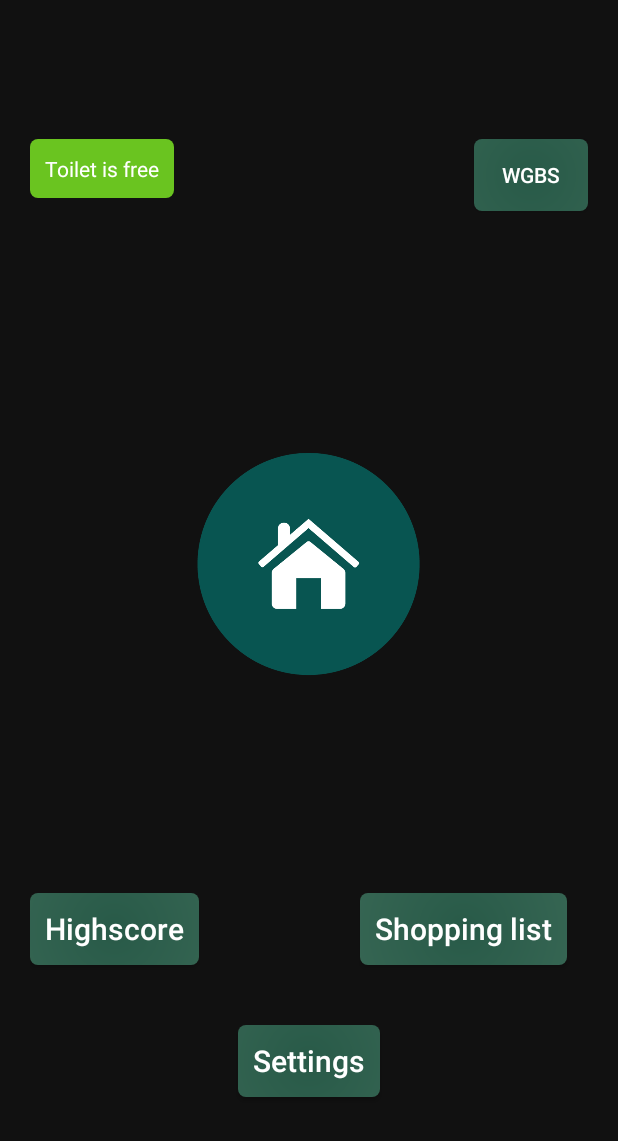
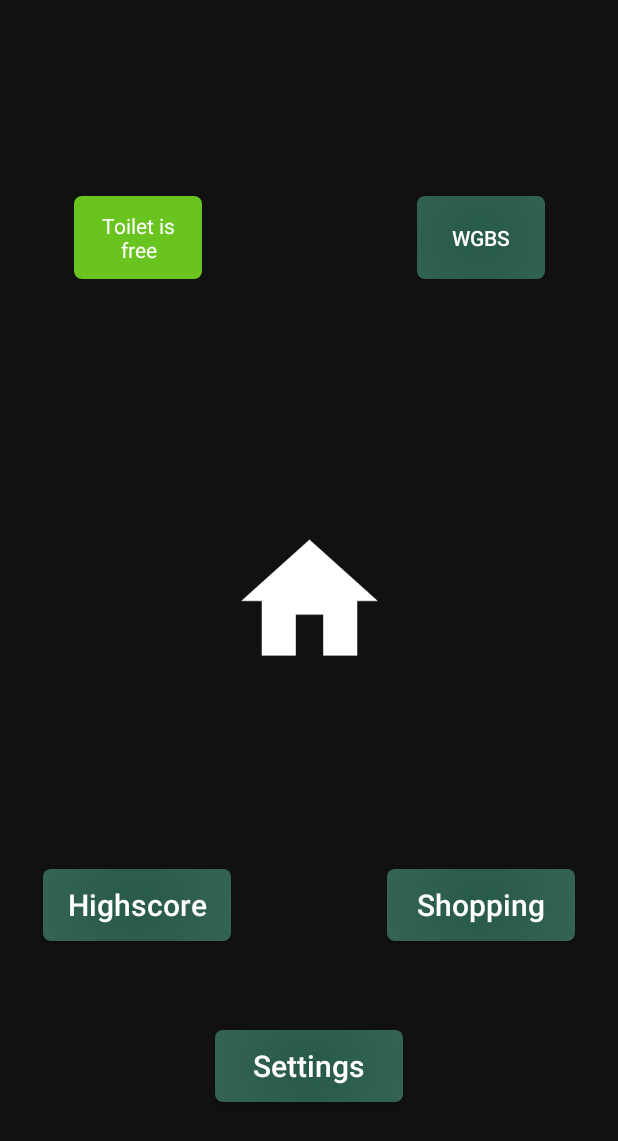
Before and after one commit to Reliec/SmartWG, an Android app: the HomescreenActivity screen opened directly, with no data from a screen before it, on a phone screen of 412 x 824 dp. Shown: the top 1141 px of the screen. Run offline under Robolectric (Android 15) with nearby library versions, the phone set to English and light mode, and no system bars; network calls fail; 1 statement that could not run was skipped.

Commit message:
reworked homescreen to be symetrical and implement a constraint layout

```diff
--- /dev/null
+++ b/app/src/main/res/drawable/ic_baseline_home_24.xml
@@ -0,0 +1,5 @@
+<vector android:height="64dp" android:tint="#FFFFFF"
+    android:viewportHeight="24" android:viewportWidth="24"
+    android:width="64dp" xmlns:android="http://schemas.android.com/apk/res/android">
+    <path android:fillColor="@android:color/white" android:pathData="M10,20v-6h4v6h5v-8h3L12,3 2,12h3v8z"/>
+</vector>
--- a/app/src/main/res/layout/activity_homescreen.xml
+++ b/app/src/main/res/layout/activity_homescreen.xml
@@ -1,126 +1,121 @@
 <?xml version="1.0" encoding="utf-8"?>
-<RelativeLayout xmlns:android="http://schemas.android.com/apk/res/android"
+<androidx.constraintlayout.widget.ConstraintLayout xmlns:android="http://schemas.android.com/apk/res/android"
     xmlns:app="http://schemas.android.com/apk/res-auto"
     xmlns:tools="http://schemas.android.com/tools"
+    android:id="@+id/relativeLayout"
     android:layout_width="match_parent"
     android:layout_height="match_parent"
     android:background="@drawable/app_background"
     tools:context=".HomescreenActivity">
 
-    <ScrollView
-        android:layout_width="match_parent"
-        android:layout_height="wrap_content"
-        android:layout_centerVertical="true">
-
-        <LinearLayout
-            android:layout_width="match_parent"
-            android:layout_height="wrap_content"
-            android:layout_marginStart="20dp"
-            android:layout_marginEnd="20dp"
-            android:orientation="vertical">
-
-            <RelativeLayout
-                android:layout_width="match_parent"
-                android:layout_height="wrap_content"
-                android:layout_marginBottom="150dp">
 
     <TextView
         android:id="@+id/tvWCStatus"
-                    android:layout_width="wrap_content"
-                    android:layout_height="wrap_content"
-                    android:layout_gravity="start"
-                    android:layout_marginTop="10dp"
-                    android:layout_marginBottom="10dp"
+        android:layout_width="85dp"
+        android:layout_height="55dp"
         android:background="@drawable/button_background"
+        android:gravity="center"
         android:padding="10dp"
         android:text="@string/WCStatus"
-                    android:textColor="@color/white" />
+        android:textColor="@color/white"
+        app:layout_constraintBottom_toTopOf="@+id/imageView"
+        app:layout_constraintEnd_toEndOf="parent"
+        app:layout_constraintHorizontal_bias="0.15"
+        app:layout_constraintStart_toStartOf="parent"
+        app:layout_constraintTop_toTopOf="parent"
+        app:layout_constraintVertical_bias="0.45" />
 
     <Button
         android:id="@+id/bWGB"
-                    android:layout_width="wrap_content"
-                    android:layout_height="48dp"
-                    android:layout_gravity="end"
-                    android:layout_marginStart="200dp"
-                    android:layout_marginTop="10dp"
-                    android:layout_marginBottom="10dp"
-                    android:layout_toEndOf="@id/tvWCStatus"
+        android:layout_width="85dp"
+        android:layout_height="55dp"
         android:background="@drawable/button_background"
+        android:gravity="center"
         android:padding="10dp"
         android:text="@string/WGBs"
-                    android:textColor="@color/white" />
-
-            </RelativeLayout>
-
+        android:textColor="@color/white"
+        app:layout_constraintBottom_toTopOf="@+id/imageView"
+        app:layout_constraintEnd_toEndOf="parent"
+        app:layout_constraintHorizontal_bias="0.85"
+        app:layout_constraintStart_toStartOf="parent"
+        app:layout_constraintTop_toTopOf="parent"
+        app:layout_constraintVertical_bias="0.45" />
 
     <ImageView
-                android:layout_width="150dp"
-                android:layout_height="150dp"
-                android:layout_gravity="center_horizontal"
-                android:layout_marginBottom="30dp"
+        android:id="@+id/imageView"
+        android:layout_width="115dp"
+        android:layout_height="109dp"
         android:adjustViewBounds="true"
         android:cropToPadding="false"
-                android:src="@drawable/houselogo" />
+        android:src="@drawable/ic_baseline_home_24"
+        app:layout_constraintBottom_toTopOf="@+id/tvWGName"
+        app:layout_constraintEnd_toEndOf="parent"
+        app:layout_constraintStart_toStartOf="parent"
+        app:layout_constraintTop_toTopOf="parent"
+        app:layout_constraintVertical_bias="1.0" />
 
     <TextView
         android:id="@+id/tvWGName"
-                android:layout_width="match_parent"
+        android:layout_width="wrap_content"
         android:layout_height="wrap_content"
-                android:layout_marginBottom="50dp"
         android:padding="10dp"
         android:text="@string/WGName"
         android:textAlignment="center"
         android:textColor="#FFFFFF"
-                android:textSize="33sp" />
-
-            <RelativeLayout
-                android:layout_width="match_parent"
-                android:layout_height="wrap_content"
-                android:layout_marginBottom="30dp">
+        android:textSize="33sp"
+        app:layout_constraintBottom_toBottomOf="parent"
+        app:layout_constraintEnd_toEndOf="parent"
+        app:layout_constraintStart_toStartOf="parent"
+        app:layout_constraintTop_toTopOf="parent"
+        app:layout_constraintVertical_bias="0.6" />
 
     <Button
         android:id="@+id/bHighscoreList"
-                    android:layout_width="wrap_content"
+        android:layout_width="125dp"
         android:layout_height="wrap_content"
-                    android:layout_gravity="end"
-                    android:layout_marginBottom="10dp"
         android:background="@drawable/button_background"
         android:padding="10dp"
         android:text="@string/HighscoreList"
         android:textAllCaps="false"
         android:textColor="@color/white"
-                    android:textSize="20sp" />
+        android:textSize="20sp"
+        app:layout_constraintBottom_toTopOf="@+id/bSettings"
+        app:layout_constraintEnd_toEndOf="parent"
+        app:layout_constraintHorizontal_bias="0.1"
+        app:layout_constraintStart_toStartOf="parent"
+        app:layout_constraintTop_toBottomOf="@+id/tvWGName" />
 
     <Button
         android:id="@+id/bShoppingList"
-                    android:layout_width="wrap_content"
+        android:layout_width="125dp"
         android:layout_height="wrap_content"
-                    android:layout_gravity="end"
-                    android:layout_marginStart="220dp"
-                    android:layout_marginBottom="10dp"
         android:background="@drawable/button_background"
         android:padding="10dp"
         android:text="@string/Shoppinglist"
         android:textAllCaps="false"
         android:textColor="@color/white"
-                    android:textSize="20sp" />
-            </RelativeLayout>
+        android:textSize="20sp"
+        app:layout_constraintBottom_toTopOf="@+id/bSettings"
+        app:layout_constraintEnd_toEndOf="parent"
+        app:layout_constraintHorizontal_bias="0.9"
+        app:layout_constraintStart_toStartOf="parent"
+        app:layout_constraintTop_toBottomOf="@+id/tvWGName" />
 
     <Button
         android:id="@+id/bSettings"
-                android:layout_width="wrap_content"
+        android:layout_width="125dp"
         android:layout_height="wrap_content"
-                android:layout_gravity="center"
-                android:layout_marginTop="0dp"
-                android:layout_marginBottom="10dp"
         android:background="@drawable/button_background"
         android:padding="10dp"
         android:text="@string/Settings"
         android:textAllCaps="false"
         android:textColor="@color/white"
-                android:textSize="20sp" />
+        android:textSize="20sp"
+        app:layout_constraintBottom_toBottomOf="parent"
+        app:layout_constraintEnd_toEndOf="parent"
+        app:layout_constraintStart_toStartOf="parent"
+        app:layout_constraintTop_toBottomOf="@+id/tvWGName"
+        app:layout_constraintVertical_bias="0.65" />
 
 
-        </LinearLayout>
-    </ScrollView>
-</RelativeLayout>
+</androidx.constraintlayout.widget.ConstraintLayout>
--- a/app/src/main/res/layout/activity_main.xml
+++ b/app/src/main/res/layout/activity_main.xml
@@ -26,7 +26,7 @@
                 android:layout_gravity="center_horizontal"
                 android:adjustViewBounds="true"
                 android:cropToPadding="false"
-                android:src="@drawable/houselogo" />
+                android:src="@drawable/ic_baseline_home_24" />
 
             <EditText
                 android:id="@+id/etEmail"
--- a/app/src/main/res/values/strings.xml
+++ b/app/src/main/res/values/strings.xml
@@ -12,8 +12,8 @@
     <string name="WGBs">WGBs</string>
     <string name="Putzplan">Putzplan</string>
     <string name="ShoppingLists">Shopping</string>
-    <string name="HighscoreList">Highscore </string>
-    <string name="Shoppinglist">Shopping list</string>
+    <string name="HighscoreList">Highscore</string>
+    <string name="Shoppinglist">Shopping</string>
     <string name="Settings">Settings</string>
     <string name="Bath">Bathroom</string>
     <string name="Kitchen">Kitchen</string>
```
Lines whose indentation alone changed are shown as unchanged.
